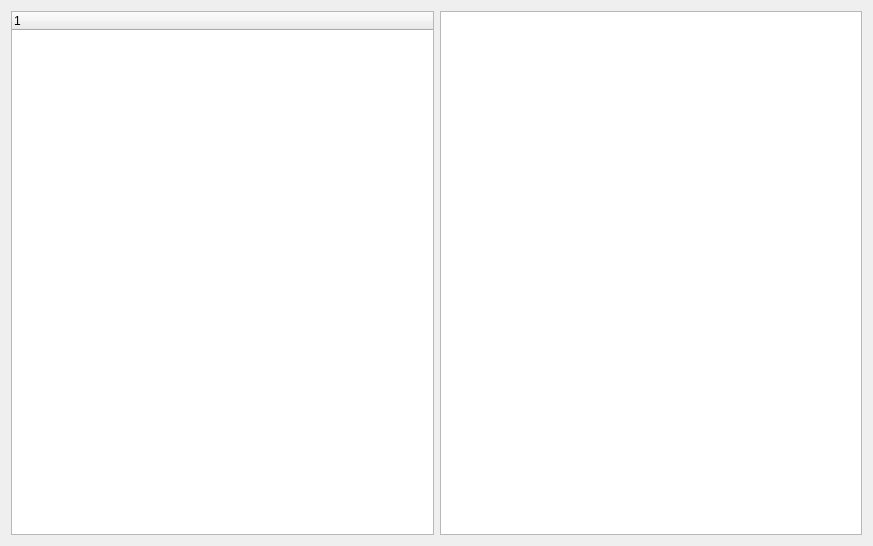
Above: learning/CameraView/View/CameraInfoForm.ui from lsy1599/QtLearning before the change. Below: the same form after it.
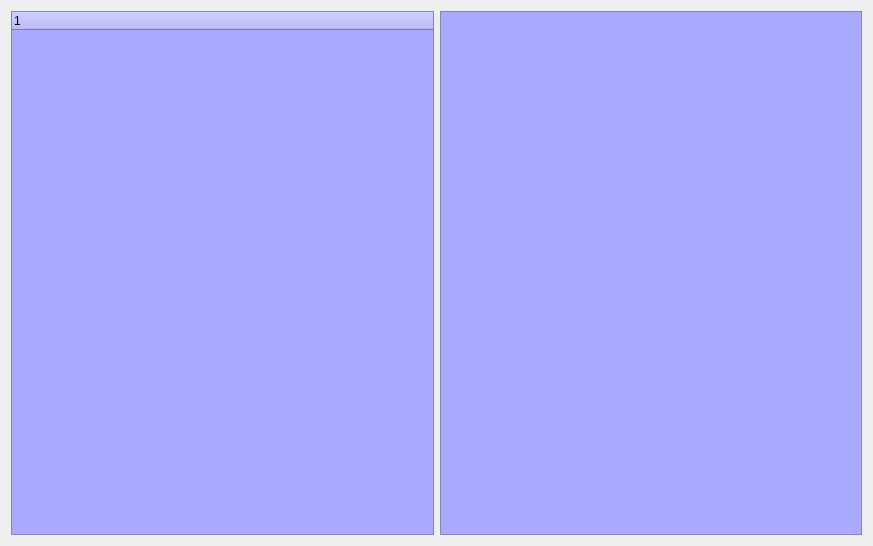
That is the form after the change.

Patch:
```diff
--- a/learning/CameraView/View/CameraInfoForm.ui
+++ b/learning/CameraView/View/CameraInfoForm.ui
@@ -21,6 +21,9 @@
      </property>
      <item>
       <widget class="QTreeWidget" name="treeWidget">
+       <property name="styleSheet">
+        <string notr="true">background-color: rgb(170, 170, 255);</string>
+       </property>
        <column>
         <property name="text">
          <string notr="true">1</string>
@@ -29,7 +32,11 @@
       </widget>
      </item>
      <item>
-      <widget class="QListWidget" name="listWidget"/>
+      <widget class="QListWidget" name="listWidget">
+       <property name="styleSheet">
+        <string notr="true">background-color: rgb(170, 170, 255);</string>
+       </property>
+      </widget>
      </item>
     </layout>
    </item>
```
